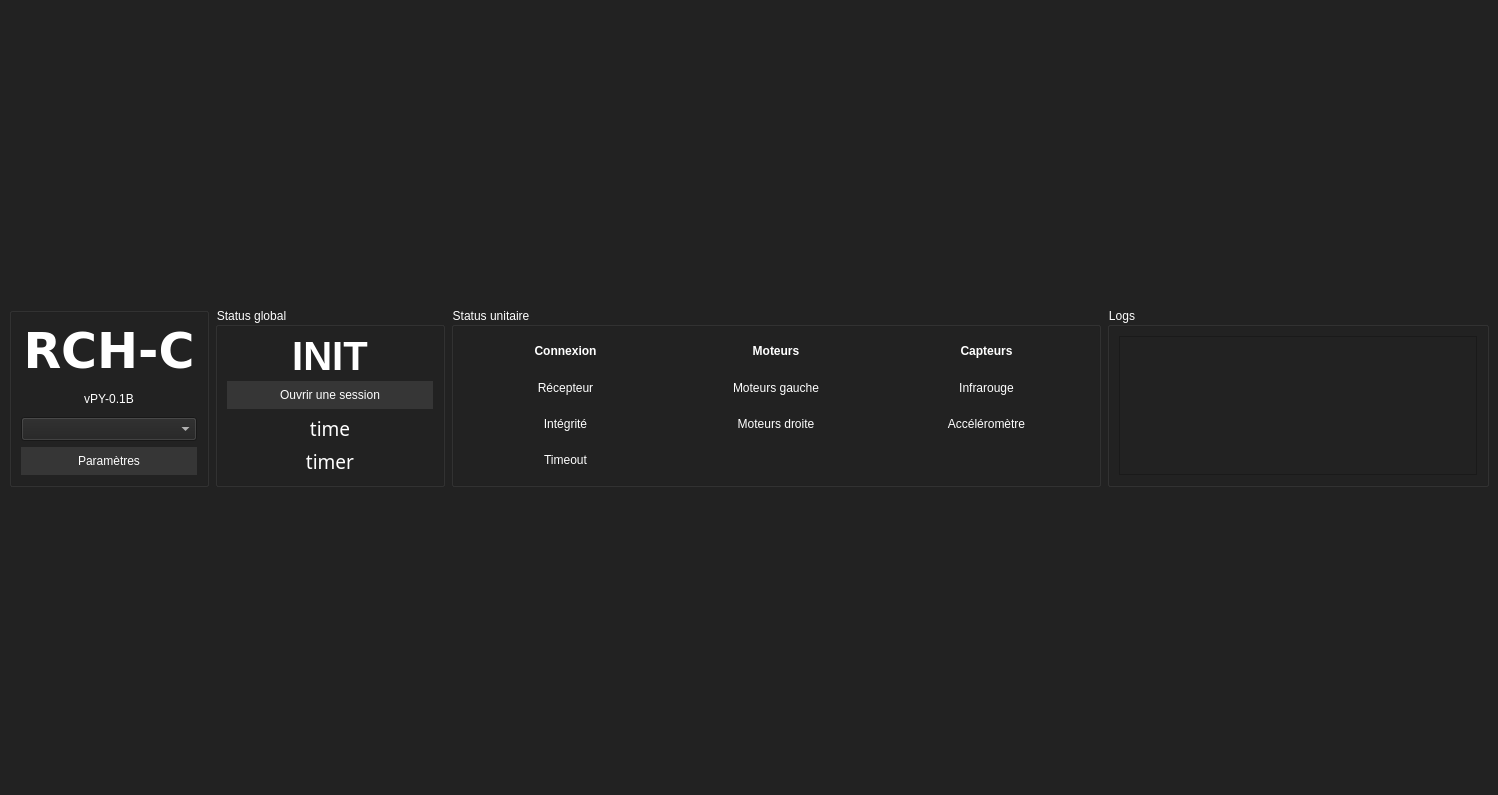
The window that ui/rchc.ui (CesiSpaceCenter/pyRCHC) describes before a commit, drawn with Qt 5.
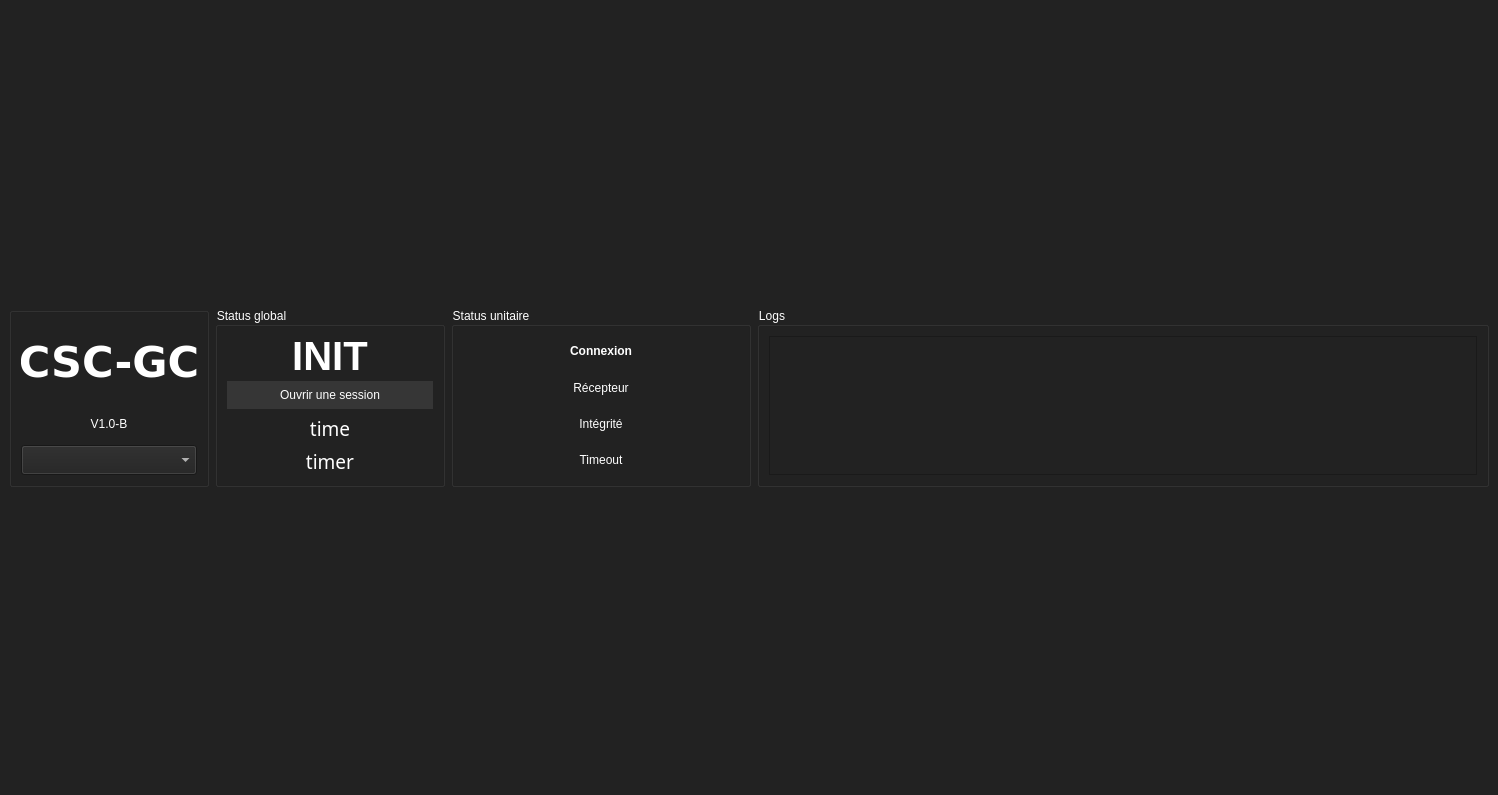
The same window after the commit.

Commit message: light theme (better for daylight), cleanup of status items, removed settings button

```diff
--- a/ui/rchc.ui
+++ b/ui/rchc.ui
@@ -67,7 +67,7 @@
      <widget class="QGroupBox" name="statusBox">
       <property name="minimumSize">
        <size>
-        <width>650</width>
+        <width>300</width>
         <height>0</height>
        </size>
       </property>
@@ -130,98 +130,6 @@
          </item>
         </layout>
        </item>
-       <item>
-        <layout class="QVBoxLayout" name="verticalLayout_5">
-         <item>
-          <widget class="QLabel" name="statusLabel_motors">
-           <property name="font">
-            <font>
-             <bold>true</bold>
-            </font>
-           </property>
-           <property name="text">
-            <string>Moteurs</string>
-           </property>
-           <property name="alignment">
-            <set>Qt::AlignCenter</set>
-           </property>
-          </widget>
-         </item>
-         <item>
-          <widget class="QLabel" name="statusLabel_motorL">
-           <property name="text">
-            <string>Moteurs gauche</string>
-           </property>
-           <property name="alignment">
-            <set>Qt::AlignCenter</set>
-           </property>
-          </widget>
-         </item>
-         <item>
-          <widget class="QLabel" name="statusLabel_motorR">
-           <property name="text">
-            <string>Moteurs droite</string>
-           </property>
-           <property name="alignment">
-            <set>Qt::AlignCenter</set>
-           </property>
-          </widget>
-         </item>
-         <item>
-          <widget class="QLabel" name="label_4">
-           <property name="text">
-            <string/>
-           </property>
-          </widget>
-         </item>
-        </layout>
-       </item>
-       <item>
-        <layout class="QVBoxLayout" name="verticalLayout_4">
-         <item>
-          <widget class="QLabel" name="statusLabel_sensors">
-           <property name="font">
-            <font>
-             <bold>true</bold>
-            </font>
-           </property>
-           <property name="text">
-            <string>Capteurs</string>
-           </property>
-           <property name="alignment">
-            <set>Qt::AlignCenter</set>
-           </property>
-          </widget>
-         </item>
-         <item>
-          <widget class="QLabel" name="statusLabel_ir">
-           <property name="text">
-            <string>Infrarouge</string>
-           </property>
-           <property name="alignment">
-            <set>Qt::AlignCenter</set>
-           </property>
-          </widget>
-         </item>
-         <item>
-          <widget class="QLabel" name="statusLabel_acc">
-           <property name="text">
-            <string>Accéléromètre</string>
-           </property>
-           <property name="alignment">
-            <set>Qt::AlignCenter</set>
-           </property>
-          </widget>
-         </item>
-         <item>
-          <widget class="QLabel" name="label_6">
-           <property name="text">
-            <string/>
-           </property>
-          </widget>
-         </item>
-        </layout>
-       </item>
       </layout>
      </widget>
     </item>
@@ -338,31 +246,32 @@
        <bool>false</bool>
       </property>
       <layout class="QGridLayout" name="gridLayout">
-       <item row="5" column="0">
-        <widget class="QPushButton" name="settingsButton">
-         <property name="minimumSize">
+       <item row="4" column="0">
+        <widget class="QComboBox" name="serialComboBox">
+         <property name="maximumSize">
           <size>
-           <width>0</width>
-           <height>0</height>
+           <width>16777215</width>
+           <height>30</height>
           </size>
          </property>
+         <property name="currentText">
+          <string/>
+         </property>
+        </widget>
+       </item>
+       <item row="2" column="0">
+        <widget class="QLabel" name="label_2">
          <property name="maximumSize">
           <size>
            <width>16777215</width>
-           <height>50</height>
+           <height>30</height>
           </size>
          </property>
-         <property name="styleSheet">
-          <string notr="true"/>
-         </property>
          <property name="text">
-          <string>Paramètres</string>
+          <string>V1.0-B</string>
          </property>
-         <property name="checkable">
-          <bool>false</bool>
-         </property>
-         <property name="flat">
-          <bool>false</bool>
+         <property name="alignment">
+          <set>Qt::AlignCenter</set>
          </property>
         </widget>
        </item>
@@ -371,12 +280,12 @@
          <property name="font">
           <font>
            <family>DejaVu Sans</family>
-           <pointsize>37</pointsize>
+           <pointsize>32</pointsize>
            <bold>true</bold>
           </font>
          </property>
          <property name="text">
-          <string>RCH-C</string>
+          <string>CSC-GC</string>
          </property>
          <property name="textFormat">
           <enum>Qt::AutoText</enum>
@@ -386,35 +295,6 @@
          </property>
         </widget>
        </item>
-       <item row="2" column="0">
-        <widget class="QLabel" name="label_2">
-         <property name="maximumSize">
-          <size>
-           <width>16777215</width>
-           <height>30</height>
-          </size>
-         </property>
-         <property name="text">
-          <string>vPY-0.1B</string>
-         </property>
-         <property name="alignment">
-          <set>Qt::AlignCenter</set>
-         </property>
-        </widget>
-       </item>
-       <item row="4" column="0">
-        <widget class="QComboBox" name="serialComboBox">
-         <property name="maximumSize">
-          <size>
-           <width>16777215</width>
-           <height>30</height>
-          </size>
-         </property>
-         <property name="currentText">
-          <string/>
-         </property>
-        </widget>
-       </item>
       </layout>
      </widget>
     </item>
```
The commit also changes 2 other files.
